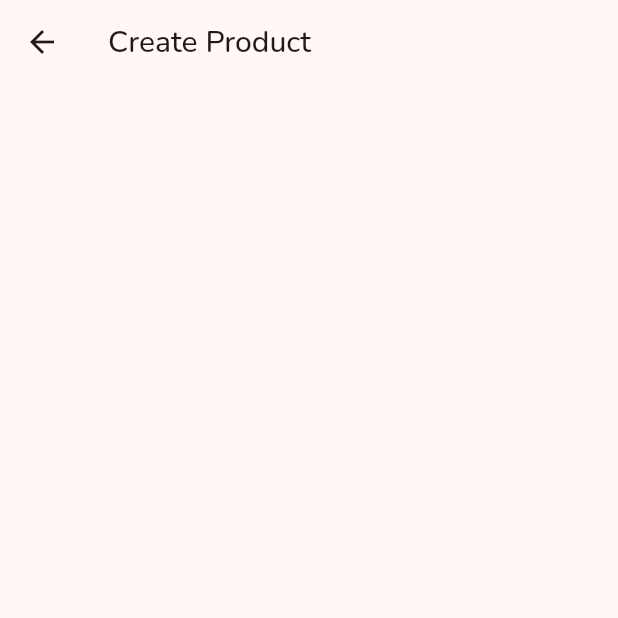
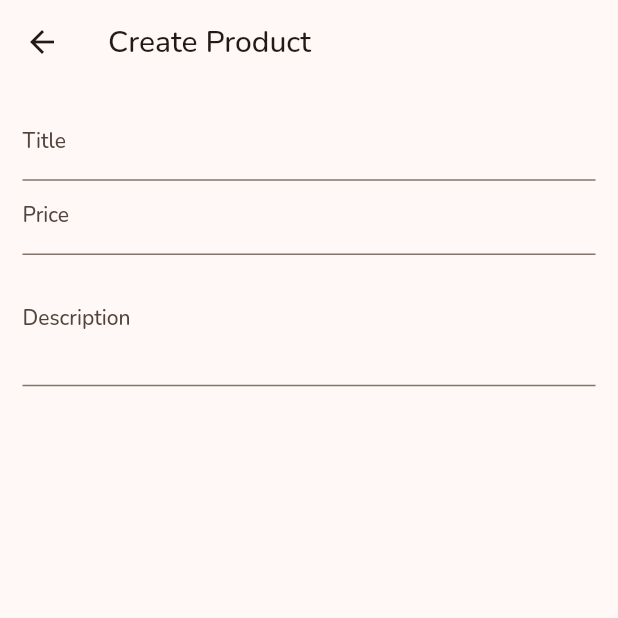
Before and after one commit to darcanj0/marketplace, a Flutter app: the ProductFormPage screen opened by its route, on a phone screen of 412 x 824 dp, the top half of it. Run offline on Flutter 3.47's test engine with Material 2 defaults, Android fonts, the phone set to English and light mode, and no system bars; our stand-ins replace badges, google_fonts; network calls fail.

Commit message:
wip: create product form

```diff
--- a/lib/components/cards/manage_product_card.dart
+++ b/lib/components/cards/manage_product_card.dart
@@ -13,6 +13,7 @@ class ManageProductCard extends StatelessWidget {
   Widget build(BuildContext context) {
     final MediaQueryData mediaQuery = MediaQuery.of(context);
     final bool reduceIcons = mediaQuery.size.width <= 350;
+    final bool displaySizedBox = mediaQuery.size.width > 400;
     final ColorScheme colorScheme = Theme.of(context).colorScheme;
 
     return Padding(
@@ -32,7 +33,7 @@ class ManageProductCard extends StatelessWidget {
                 iconSize: reduceIcons ? 15 : 20,
                 icon: const Icon(Icons.edit),
               ),
-              if (!reduceIcons)
+              if (displaySizedBox)
                 const SizedBox(
                   width: 10,
                 ),
--- a/lib/pages/product_form.dart
+++ b/lib/pages/product_form.dart
@@ -8,12 +8,53 @@ class ProductFormPage extends StatefulWidget {
 }
 
 class _ProductFormPageState extends State<ProductFormPage> {
+  final FocusNode priceFocus = FocusNode();
+  final FocusNode descriptionFocus = FocusNode();
+
+  @override
+  void dispose() {
+    priceFocus.dispose();
+    descriptionFocus.dispose();
+    super.dispose();
+  }
+
   @override
   Widget build(BuildContext context) {
     return Scaffold(
       appBar: AppBar(
         title: const Text('Create Product'),
       ),
+      body: Padding(
+        padding: const EdgeInsets.symmetric(horizontal: 15, vertical: 15),
+        child: Form(
+            child: ListView(
+          children: [
+            TextFormField(
+              onFieldSubmitted: (value) {
+                priceFocus.requestFocus();
+              },
+              decoration: const InputDecoration(labelText: 'Title'),
+            ),
+            TextFormField(
+              focusNode: priceFocus,
+              onFieldSubmitted: (value) {
+                descriptionFocus.requestFocus();
+              },
+              keyboardType:
+                  const TextInputType.numberWithOptions(decimal: true),
+              decoration: const InputDecoration(labelText: 'Price'),
+            ),
+            TextFormField(
+              focusNode: descriptionFocus,
+              keyboardType: TextInputType.multiline,
+              maxLines: 3,
+              decoration: const InputDecoration(
+                labelText: 'Description',
+              ),
+            ),
+          ],
+        )),
+      ),
     );
   }
 }
```
Also changed, not shown: lib/pages/manage_products_page.dart (+10 -2 lines).
